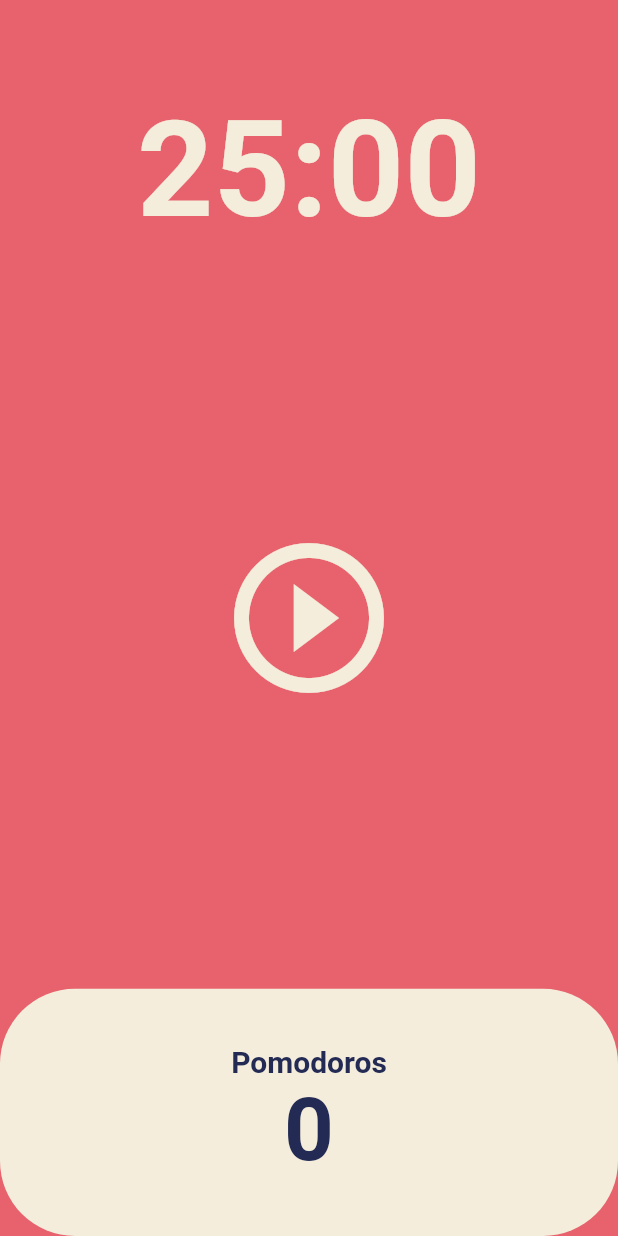
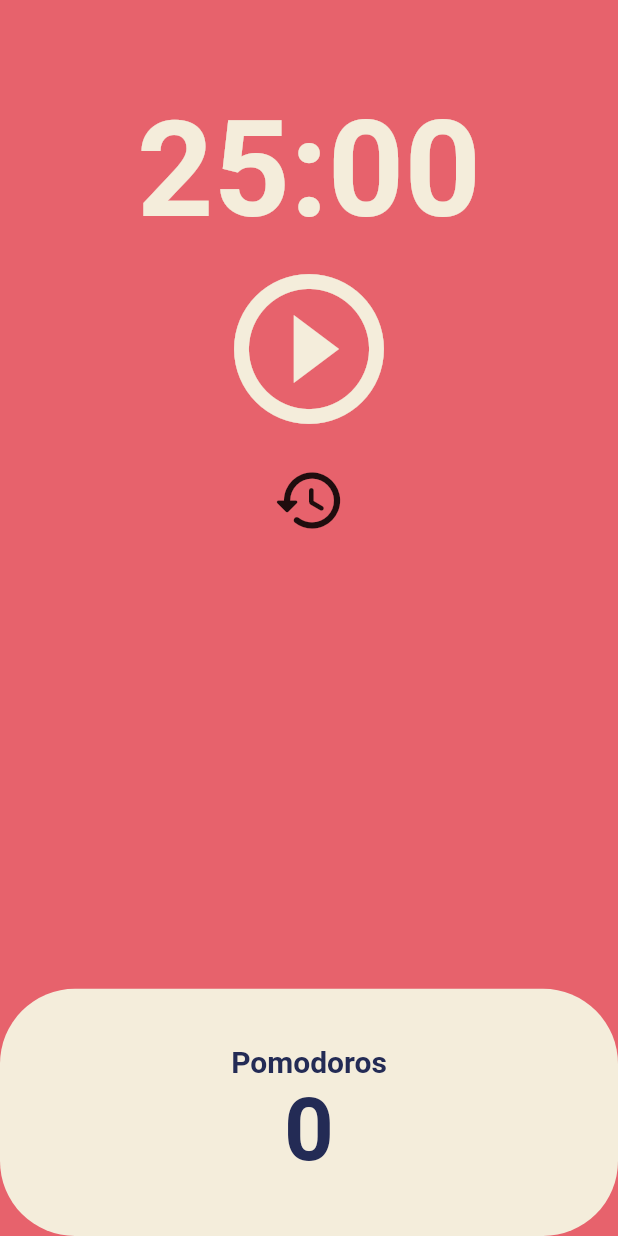
Before and after one commit to dindoo0524/flutter_toonflix, a Flutter app: the screen it shows after launch, on a phone screen of 412 x 824 dp. Run offline on Flutter 3.47's test engine with Material 2 defaults, Android fonts, the phone set to English and light mode, and no system bars.

Commit message:
add restore button

```diff
--- a/lib/screens/home_screen.dart
+++ b/lib/screens/home_screen.dart
@@ -49,6 +49,14 @@ class _HomeScreenState extends State<HomeScreen> {
     });
   }
 
+  void onResetPressed() {
+    setState(() {
+      isRunning = false;
+      totalSeconds = twentyFiveMinutes;
+    });
+    timer.cancel();
+  }
+
   String format(int seconds) {
     var duration = Duration(seconds: seconds);
     return duration.toString().split('.').first.substring(2, 7);
@@ -76,13 +84,22 @@ class _HomeScreenState extends State<HomeScreen> {
         Flexible(
           flex: 3,
           child: Center(
-            child: IconButton(
+            child: Column(
+              children: [
+                IconButton(
                   icon: Icon(isRunning
                       ? Icons.pause_circle_outline
                       : Icons.play_circle_outline),
                   onPressed: isRunning ? onPuasePressed : onStartPressed,
                   iconSize: 120,
                   color: Theme.of(context).cardColor,
+                ),
+                IconButton(
+                  onPressed: onResetPressed,
+                  icon: const Icon(Icons.restore_rounded),
+                  iconSize: 50,
+                ),
+              ],
             ),
           ),
         ),
```
Lines whose indentation alone changed are shown as unchanged.
